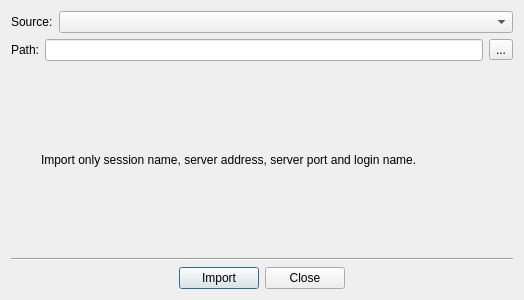
First picture: the form in woterm/qwodbmigratedialog.ui, repository aoyiduo/woterm, before the edit.
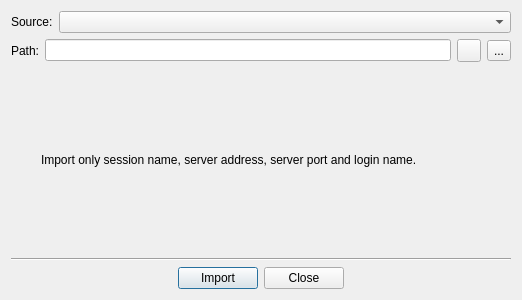
Second picture: the form after the edit. Icons and pictures are not drawn.

The edit to the form file:
```diff
--- a/woterm/qwodbmigratedialog.ui
+++ b/woterm/qwodbmigratedialog.ui
@@ -6,7 +6,7 @@
    <rect>
     <x>0</x>
     <y>0</y>
-    <width>524</width>
+    <width>518</width>
     <height>300</height>
    </rect>
   </property>
@@ -47,6 +47,20 @@
      <item>
       <widget class="QLineEdit" name="dbPath"/>
      </item>
+     <item>
+      <widget class="QToolButton" name="btnSearch">
+       <property name="toolTip">
+        <string>Search for the session path of the target program</string>
+       </property>
+       <property name="text">
+        <string/>
+       </property>
+       <property name="icon">
+        <iconset>
+         <normaloff>../private/skins/black/find.png</normaloff>../private/skins/black/find.png</iconset>
+       </property>
+      </widget>
+     </item>
      <item>
       <widget class="QToolButton" name="btnBrowser">
        <property name="text">
@@ -92,6 +106,12 @@
    </item>
    <item>
     <widget class="Line" name="line_2">
+     <property name="minimumSize">
+      <size>
+       <width>500</width>
+       <height>0</height>
+      </size>
+     </property>
      <property name="orientation">
       <enum>Qt::Horizontal</enum>
      </property>
```
Left out of the diff: 3 changed lines with no effect on the pictures.
